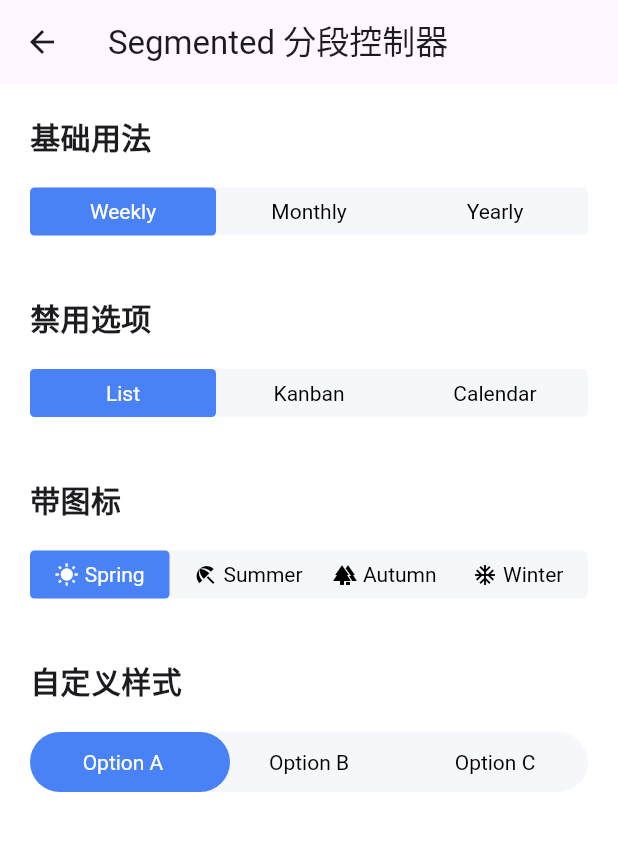
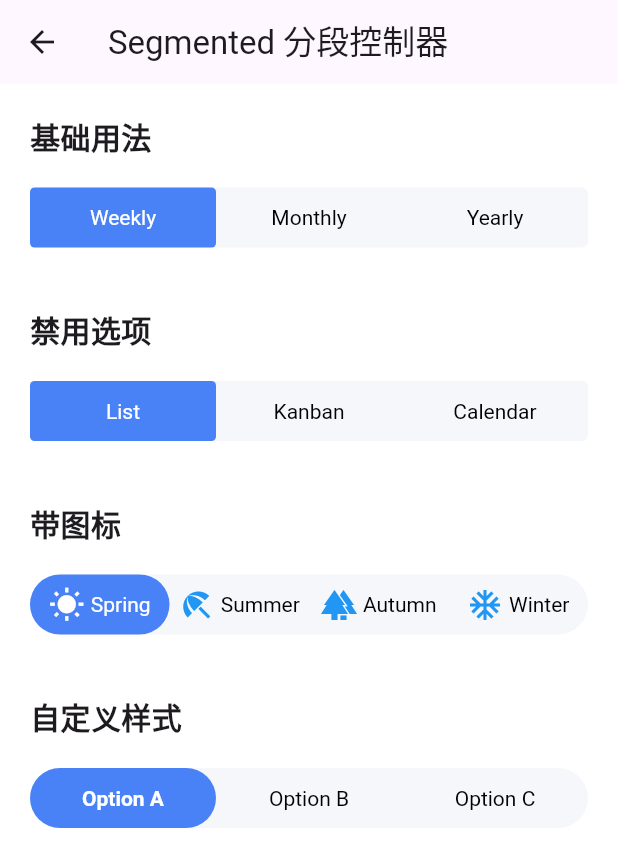
Before and after one commit to aitguys/flutter_element, a Flutter app: the SegmentedPage screen opened by its route, on a phone screen of 412 x 824 dp. Shown: the top 867 px of the screen. Run offline on Flutter 3.47's test engine with Material 3 defaults, Android fonts, the phone set to English and light mode, and no system bars; our stand-ins replace flutter_colorpicker, get, logger; missing offline and left inert: flutter_syntax_view; statements that could not run were skipped; project files that could hold a hidden picture were left out.

Commit message:
finish segmented

```diff
--- a/example/lib/pages/segmented/segmented.dart
+++ b/example/lib/pages/segmented/segmented.dart
@@ -76,6 +76,13 @@ class _SegmentedPageState extends State<SegmentedPage> {
             SizedBox(
               width: 500,
               child: FlSegmented<String>(
+                isRound: true,
+                iconTheme: const IconThemeData(
+                  color: Colors.blue,
+                ),
+                selectedIconTheme: const IconThemeData(
+                  color: Colors.white,
+                ),
                 options: const [
                   FlSegmentedOption(
                     label: 'Spring',
@@ -127,12 +134,9 @@ class _SegmentedPageState extends State<SegmentedPage> {
                   _selectedValue4 = value;
                 });
               },
-              block: true,
+              selectedTextStyle: const TextStyle(
+                  color: Colors.white, fontWeight: FontWeight.bold),
               borderColor: Colors.blue,
-              padding: const EdgeInsets.symmetric(
-                horizontal: 24,
-                vertical: 12,
-              ),
             ),
           ],
         ),
--- a/lib/src/components/segmented/segmented.dart
+++ b/lib/src/components/segmented/segmented.dart
@@ -40,6 +40,9 @@ class FlSegmented<T> extends StatefulWidget {
   /// The size of the control.
   final Size? size;
 
+  /// 高度属性，高度为 null/auto 时由内容自动决定
+  final double? height;
+
   /// Text style for unselected options.
 
   /// Text style for selected option.
@@ -61,22 +64,24 @@ class FlSegmented<T> extends StatefulWidget {
   /// Border radius of the control.
   final double borderRadius;
 
-  /// Padding around each option.
-  final EdgeInsetsGeometry? padding;
-
   /// Whether the segmented control is round.
   final bool isRound;
 
   /// The width of the segmented control. If null or 'auto', the width is determined by content.
   final double? width;
+  final TextStyle? textStyle;
+  final TextStyle? selectedTextStyle;
+  final IconThemeData? iconTheme;
+  final IconThemeData? selectedIconTheme;
 
-  const FlSegmented({
-    super.key,
+  const FlSegmented(
+      {super.key,
       required this.options,
       this.value,
       this.onChange,
       this.block = false,
       this.size,
+      this.height = 40, // 新增 height 属性，默认 auto
       this.backgroundColor,
       this.selectedBackgroundColor,
       this.borderColor,
@@ -84,10 +89,12 @@ class FlSegmented<T> extends StatefulWidget {
       this.contentColor,
       this.selectedContentColor,
       this.borderRadius = 4.0,
-    this.padding,
       this.isRound = false, // 新增 isRound 属性，默认 false
       this.width, // 新增 width 属性，默认 auto
-  });
+      this.textStyle,
+      this.selectedTextStyle,
+      this.iconTheme,
+      this.selectedIconTheme});
 
   @override
   State<FlSegmented<T>> createState() => _FlSegmentedState<T>();
@@ -258,6 +265,7 @@ class _FlSegmentedState<T> extends State<FlSegmented<T>>
         return Container(
           key: _segmentedKey,
           width: totalWidth,
+          height: widget.height, // 支持外部设置高度
           decoration: BoxDecoration(
             color: widget.backgroundColor ??
                 const Color.fromRGBO(245, 247, 250, 1),
@@ -316,11 +324,8 @@ class _FlSegmentedState<T> extends State<FlSegmented<T>>
                           width: widget.block || totalWidth != null
                               ? double.infinity
                               : null,
-                          padding: widget.padding ??
-                              const EdgeInsets.symmetric(
-                                horizontal: 16,
-                                vertical: 8,
-                              ),
+                          padding: EdgeInsets.zero,
+                          // 默认 padding 为 0
                           // Remove color here, handled by animated background
                           decoration: const BoxDecoration(
                             color: Colors.transparent,
@@ -330,7 +335,15 @@ class _FlSegmentedState<T> extends State<FlSegmented<T>>
                             children: [
                               if (option.icon != null) ...[
                                 IconTheme(
-                                  data: IconThemeData(
+                                  data: isSelected
+                                      ? widget.selectedIconTheme ??
+                                          IconThemeData(
+                                            color: _calculateContentColor(
+                                                isSelected, isDisabled),
+                                            size: 16,
+                                          )
+                                      : widget.iconTheme ??
+                                          IconThemeData(
                                             color: _calculateContentColor(
                                                 isSelected, isDisabled),
                                             size: 16,
@@ -341,7 +354,14 @@ class _FlSegmentedState<T> extends State<FlSegmented<T>>
                               ],
                               Text(
                                 option.label,
-                                style: TextStyle(
+                                style: isSelected
+                                    ? widget.selectedTextStyle ??
+                                        TextStyle(
+                                          color: _calculateContentColor(
+                                              isSelected, isDisabled),
+                                        )
+                                    : widget.textStyle ??
+                                        TextStyle(
                                           color: _calculateContentColor(
                                               isSelected, isDisabled),
                                         ),
```
Also changed, not shown: example/pubspec.lock. Lines whose indentation alone changed are shown as unchanged.
